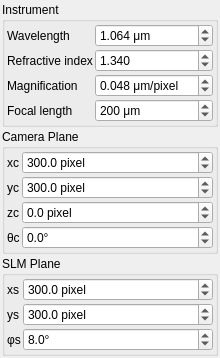
First picture: the form in pyfablib/CGH/QCGHWidget.ui, repository davidgrier/pyfab, before the edit.
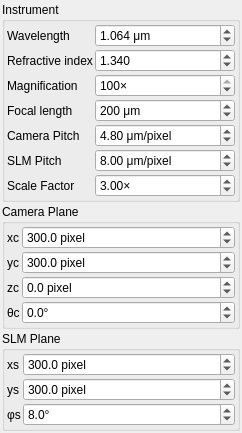
Second picture: the form after the edit.

Commit message: use instrumental parameters to compute calibration constants

The edit to the form file:
```diff
--- a/pyfablib/CGH/QCGHWidget.ui
+++ b/pyfablib/CGH/QCGHWidget.ui
@@ -6,8 +6,8 @@
    <rect>
     <x>0</x>
     <y>0</y>
-    <width>220</width>
-    <height>333</height>
+    <width>242</width>
+    <height>404</height>
    </rect>
   </property>
   <property name="windowTitle">
@@ -127,19 +127,22 @@
          <string>Instrument: Magnification of microscope</string>
         </property>
         <property name="suffix">
-         <string> μm/pixel</string>
+         <string>×</string>
         </property>
         <property name="decimals">
-         <number>3</number>
+         <number>0</number>
+        </property>
+        <property name="minimum">
+         <double>10.000000000000000</double>
         </property>
         <property name="maximum">
-         <double>1.000000000000000</double>
+         <double>100.000000000000000</double>
         </property>
         <property name="singleStep">
          <double>0.001000000000000</double>
         </property>
         <property name="value">
-         <double>0.048000000000000</double>
+         <double>100.000000000000000</double>
         </property>
        </widget>
       </item>
@@ -175,6 +178,90 @@
         </property>
        </widget>
       </item>
+      <item row="4" column="0">
+       <widget class="QLabel" name="labelCameraPitch">
+        <property name="text">
+         <string>Camera Pitch</string>
+        </property>
+       </widget>
+      </item>
+      <item row="4" column="1">
+       <widget class="QDoubleSpinBox" name="cameraPitch">
+        <property name="statusTip">
+         <string>Instrument: Pixel size of camera</string>
+        </property>
+        <property name="suffix">
+         <string> μm/pixel</string>
+        </property>
+        <property name="minimum">
+         <double>1.000000000000000</double>
+        </property>
+        <property name="maximum">
+         <double>100.000000000000000</double>
+        </property>
+        <property name="singleStep">
+         <double>0.100000000000000</double>
+        </property>
+        <property name="value">
+         <double>4.800000000000000</double>
+        </property>
+       </widget>
+      </item>
+      <item row="5" column="0">
+       <widget class="QLabel" name="labelSLMPitch">
+        <property name="text">
+         <string>SLM Pitch</string>
+        </property>
+       </widget>
+      </item>
+      <item row="5" column="1">
+       <widget class="QDoubleSpinBox" name="slmPitch">
+        <property name="statusTip">
+         <string>Instrument: Pixel size of Spatial Light Modulator</string>
+        </property>
+        <property name="suffix">
+         <string> μm/pixel</string>
+        </property>
+        <property name="minimum">
+         <double>1.000000000000000</double>
+        </property>
+        <property name="maximum">
+         <double>100.000000000000000</double>
+        </property>
+        <property name="value">
+         <double>8.000000000000000</double>
+        </property>
+       </widget>
+      </item>
+      <item row="6" column="1">
+       <widget class="QDoubleSpinBox" name="scaleFactor">
+        <property name="statusTip">
+         <string>Instrument: Scale factor of SLM relay optics</string>
+        </property>
+        <property name="suffix">
+         <string>×</string>
+        </property>
+        <property name="minimum">
+         <double>0.500000000000000</double>
+        </property>
+        <property name="maximum">
+         <double>10.000000000000000</double>
+        </property>
+        <property name="singleStep">
+         <double>0.010000000000000</double>
+        </property>
+        <property name="value">
+         <double>3.000000000000000</double>
+        </property>
+       </widget>
+      </item>
+      <item row="6" column="0">
+       <widget class="QLabel" name="labelScaleFactor">
+        <property name="text">
+         <string>Scale Factor</string>
+        </property>
+       </widget>
+      </item>
      </layout>
     </widget>
    </item>
```
Left out of the diff: 12 changed lines with no effect on the pictures. The commit also changes 1 other file.
